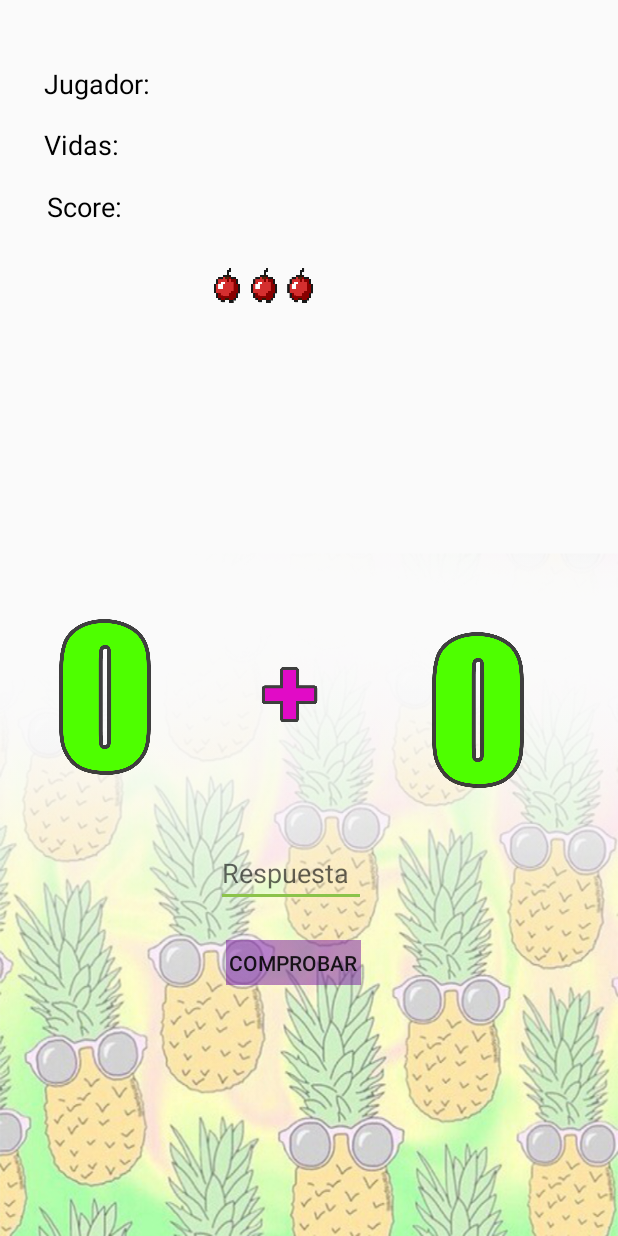
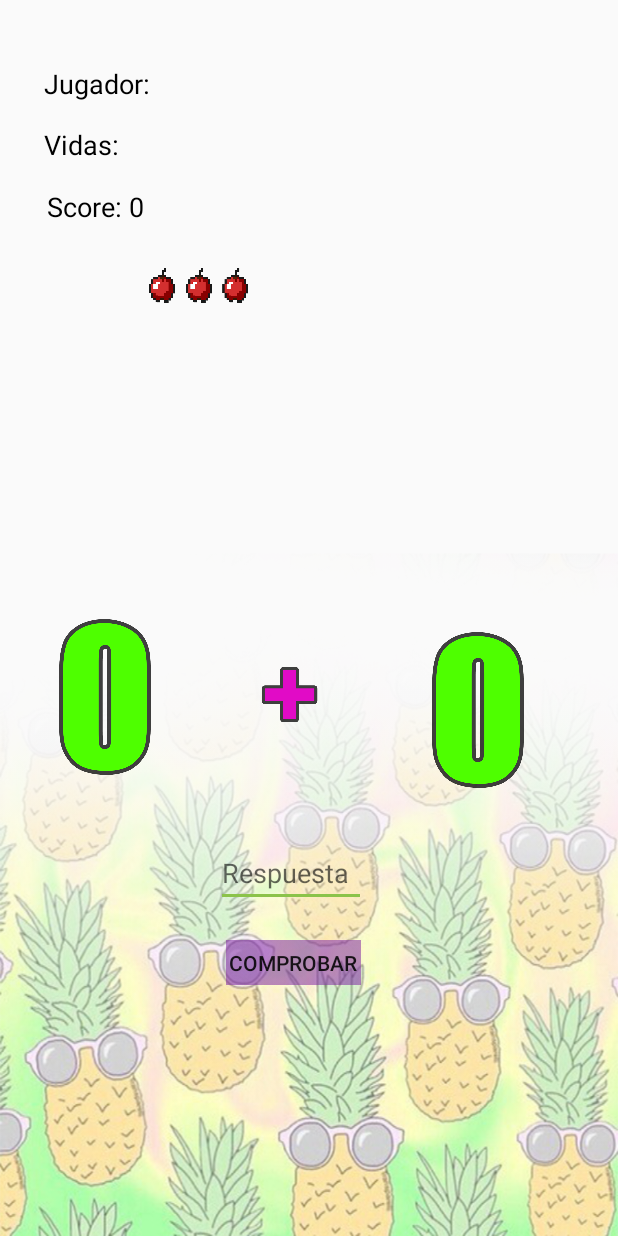
Before and after one commit to StefanoDepetris/ProyectoFinalCurso, an Android app: the layout activity_main_activity2__nivel1.xml on its own in the app's theme, with its tools: preview values and no code run, on a phone screen of 412 x 824 dp. Run offline under Robolectric (Android 15) with nearby library versions, the phone set to English and light mode, and no system bars.

Commit message:
Commit 1

```diff
--- a/app/src/main/res/layout/activity_main_activity2__nivel1.xml
+++ b/app/src/main/res/layout/activity_main_activity2__nivel1.xml
@@ -49,7 +49,7 @@
 
     <TextView
         android:id="@+id/jugador"
-        android:layout_width="91dp"
+        android:layout_width="380dp"
         android:layout_height="wrap_content"
         android:layout_alignParentStart="true"
         android:layout_alignParentLeft="true"
@@ -60,9 +60,9 @@
         android:layout_marginStart="29dp"
         android:layout_marginLeft="29dp"
         android:layout_marginTop="43dp"
-        android:layout_marginEnd="291dp"
-        android:layout_marginRight="291dp"
-        android:layout_marginBottom="664dp"
+        android:layout_marginEnd="2dp"
+        android:layout_marginRight="2dp"
+        android:layout_marginBottom="654dp"
         android:text="@string/jugador"
         android:textColor="?android:attr/colorForeground"
         android:textSize="18sp" />
@@ -74,8 +74,8 @@
         android:layout_alignParentEnd="true"
         android:layout_alignParentRight="true"
         android:layout_alignParentBottom="true"
-        android:layout_marginEnd="196dp"
-        android:layout_marginRight="196dp"
+        android:layout_marginEnd="239dp"
+        android:layout_marginRight="239dp"
         android:layout_marginBottom="622dp"
         android:contentDescription="@string/app_name"
         app:srcCompat="@drawable/tresvidas" />
@@ -145,4 +145,5 @@
         android:ems="10"
         android:hint="@string/et_respuesta"
         android:inputType="number" />
+
 </RelativeLayout>
--- a/app/src/main/res/values/ic_launcher_background.xml
+++ b/app/src/main/res/values/ic_launcher_background.xml
@@ -1,4 +1,4 @@
 <?xml version="1.0" encoding="utf-8"?>
 <resources>
-    <color name="ic_launcher_background">#DC0916</color>
+    <color name="ic_launcher_background">#4CAF50</color>
 </resources>
--- a/app/src/main/res/values/strings.xml
+++ b/app/src/main/res/values/strings.xml
@@ -4,9 +4,8 @@
     <string name="jugar">Jugar</string>
     <string name="et_vidas">Vidas: </string>
     <string name="jugador">Jugador: </string>
-    <string name="Totalscore">Score: </string>
+    <string name="Totalscore">Score: 0 </string>
     <string name="bton_sumar">Comprobar</string>
     <string name="et_respuesta">Respuesta</string>
-    <string name= "alfredo">Alfredoqlofeo</string>
-    <string name= "alfrdedo">Alfredoqloafeo</string>
+
 </resources>
```
Also changed, not shown: app/src/main/java/com/example/proyectofinal/MainActivity2_Nivel1.java (+45 -0 lines), app/src/main/ic_launcher-playstore.png, app/src/main/res/mipmap-hdpi/ic_launcher.png, app/src/main/res/mipmap-hdpi/ic_launcher_foreground.png, app/src/main/res/mipmap-hdpi/ic_launcher_round.png, app/src/main/res/mipmap-mdpi/ic_launcher.png, app/src/main/res/mipmap-mdpi/ic_launcher_foreground.png, app/src/main/res/mipmap-mdpi/ic_launcher_round.png, app/src/main/res/mipmap-xhdpi/ic_launcher.png, app/src/main/res/mipmap-xhdpi/ic_launcher_foreground.png, app/src/main/res/mipmap-xhdpi/ic_launcher_round.png, app/src/main/res/mipmap-xxhdpi/ic_launcher.png, app/src/main/res/mipmap-xxhdpi/ic_launcher_foreground.png, app/src/main/res/mipmap-xxhdpi/ic_launcher_round.png, 3 more files.
